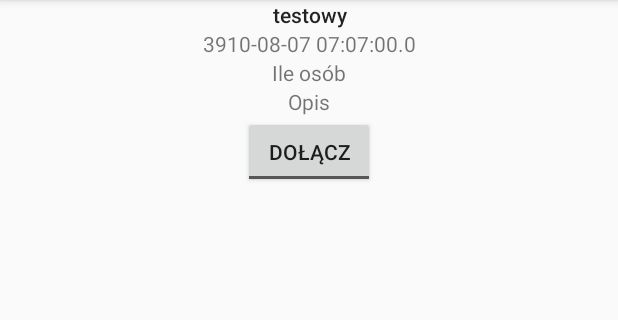
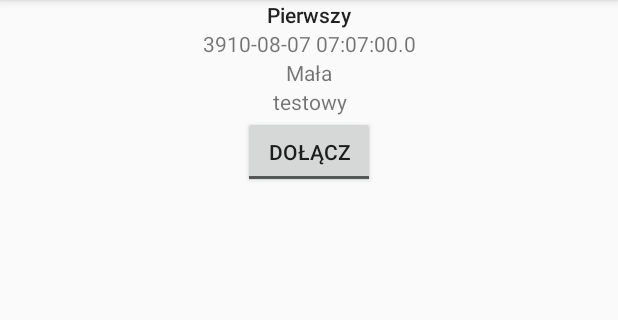
Before and after one commit to piowik/bait-chodznapiwo, an Android app: the FindEventFragment screen opened directly, with no data from a screen before it, after a tap on "Pierwszy", on a phone screen of 412 x 824 dp, the part 84-404 px from its top. Run offline under Robolectric (Android 15) with nearby library versions, the phone set to English and light mode, and no system bars; our stand-ins replace Volley; 3 statements that could not run were skipped.

Commit message:
detail_event finish

```diff
--- a/app/src/main/java/bait/chodznapiwo/FindEventFragment.java
+++ b/app/src/main/java/bait/chodznapiwo/FindEventFragment.java
@@ -48,7 +48,7 @@ public class FindEventFragment extends Fragment {
         mEventList.setOnItemClickListener(new AdapterView.OnItemClickListener() {
             @Override
             public void onItemClick(AdapterView<?> adapterView, View view, int i, long l) {
-                Log.d("test", "Item ID: " + i);
+                //Log.d("test", "Item ID: " + i);
                 AppController.getInstance().setActualEvent(tmp.get(i));
                 FragmentTransaction fragmentTransaction = (getActivity().getSupportFragmentManager().beginTransaction());
                 fragmentTransaction.replace(R.id.fragmentContainer, new EventDetailsFragment());
--- a/app/src/main/java/bait/chodznapiwo/service/EventDetailsFragment.java
+++ b/app/src/main/java/bait/chodznapiwo/service/EventDetailsFragment.java
@@ -5,6 +5,7 @@ import android.content.Context;
 import android.net.Uri;
 import android.os.Bundle;
 import android.support.v4.app.Fragment;
+import android.util.Log;
 import android.view.LayoutInflater;
 import android.view.View;
 import android.view.ViewGroup;
@@ -26,13 +27,12 @@ import bait.chodznapiwo.model.User;
 
 
 public class EventDetailsFragment extends Fragment {
-    private Event mEvent;
-    //private EventAdapter mEventAdapterAdapter;
+    //private Event mEvent;
 
     @Override
     public View onCreateView(LayoutInflater inflater, ViewGroup container,
                              Bundle savedInstanceState) {
-        mEvent= AppController.getInstance().getActualEvent();
+        Event mEvent= AppController.getInstance().getActualEvent();
         View rootView = inflater.inflate(R.layout.fragment_event_details, container, false);
         TextView nameTextView = rootView.findViewById(R.id.event_details_name);
         nameTextView.setText(mEvent.getName());
@@ -40,12 +40,22 @@ public class EventDetailsFragment extends Fragment {
         TextView dateTextView = rootView.findViewById(R.id.event_details_date);
         dateTextView.setText(mEvent.getDate().toString());
 
+        if(mEvent.getEvent_type_id()==1) {
+            TextView peopleTextView = rootView.findViewById(R.id.event_details_type);
+            peopleTextView.setText("Mała");
+        }else if(mEvent.getEvent_type_id()==2){
+            TextView peopleTextView = rootView.findViewById(R.id.event_details_type);
+            peopleTextView.setText("Średnia");
 
-        TextView peopleTextView = rootView.findViewById(R.id.event_details_type);
-        nameTextView.setText(mEvent.getEvent_type_id());
+        }else if(mEvent.getEvent_type_id()==3){
+            TextView peopleTextView = rootView.findViewById(R.id.event_details_type);
+            peopleTextView.setText("Melanz");
+
+        }
 
         TextView descripteTextView = rootView.findViewById(R.id.event_details_description);
-        nameTextView.setText(mEvent.getDescription());
+        descripteTextView.setText(mEvent.getDescription());
+        Log.d("test", "Item ID: ");
 
         return rootView;
     }
--- a/app/src/main/res/layout/fragment_event_details.xml
+++ b/app/src/main/res/layout/fragment_event_details.xml
@@ -39,7 +39,7 @@
             android:id="@+id/event_details_description"
             android:layout_width="match_parent"
             android:layout_height="wrap_content"
-            android:text="@string/event_details_description"
+            android:text="@string/event_details_description_text"
             android:gravity="center_horizontal"/>
 
         <ToggleButton
--- a/app/src/main/res/values/strings.xml
+++ b/app/src/main/res/values/strings.xml
@@ -34,5 +34,5 @@
     <string name="event_details_name_text">Nazwa</string >
     <string name="event_details_date_text">Data</string> />
     <string name="event_details_type_text">Ile osób</string>
-    <string name="event_details_description">Opis</string>
+    <string name="event_details_description_text">Opis</string>
 </resources>
```
